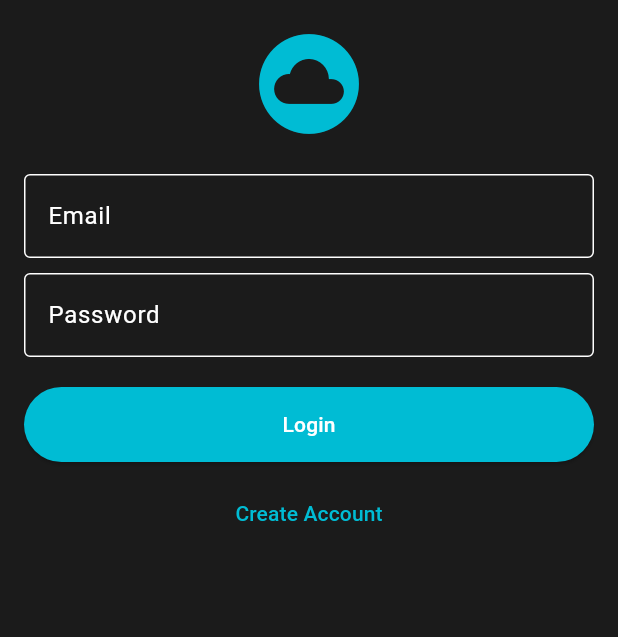
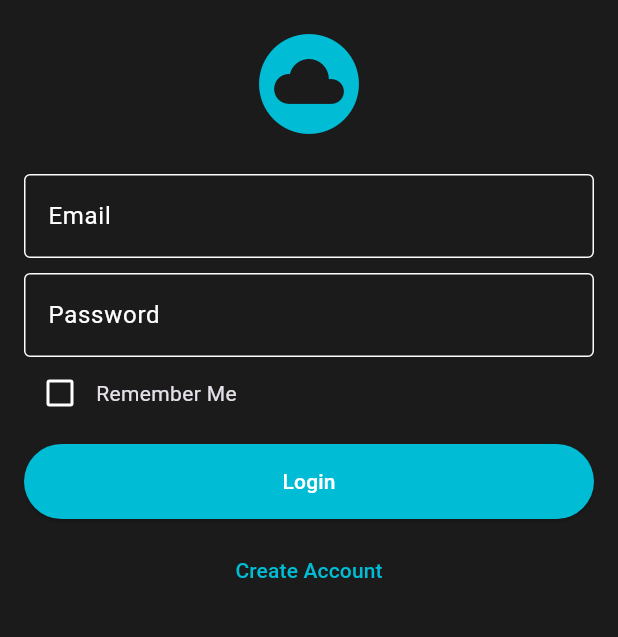
Before and after one commit to tevfik/datum-server, a Flutter app: the screen it shows after launch, on a phone screen of 412 x 824 dp, the part 84-721 px from its top. Run offline on Flutter 3.47's test engine with Material 3 defaults, Android fonts, the phone set to English and light mode, and no system bars; our stand-ins replace dio, shared_preferences; missing offline and left inert: flutter_mjpeg.

Commit message:
feat(mobile): add remember me functionality to login screen

```diff
--- a/examples/flutter_app/lib/screens/login_screen.dart
+++ b/examples/flutter_app/lib/screens/login_screen.dart
@@ -3,6 +3,8 @@ import 'package:provider/provider.dart';
 import '../providers/auth_provider.dart';
 import 'register_screen.dart';
 import 'debug_screen.dart';
+
+import 'package:shared_preferences/shared_preferences.dart';
 
 class LoginScreen extends StatefulWidget {
   const LoginScreen({super.key});
@@ -11,18 +13,52 @@ class LoginScreen extends StatefulWidget {
   State<LoginScreen> createState() => _LoginScreenState();
 }
 
+
 class _LoginScreenState extends State<LoginScreen> {
   final _emailController = TextEditingController();
   final _passwordController = TextEditingController();
   bool _isLoading = false;
+  bool _rememberMe = false;
 
-  void _login() async {
+  @override
+  void initState() {
+    super.initState();
+    _loadCredentials();
+  }
+
+  Future<void> _loadCredentials() async {
+    final prefs = await SharedPreferences.getInstance();
+    final remember = prefs.getBool('remember_me') ?? false;
+    if (remember) {
+      if (mounted) {
+        setState(() {
+          _rememberMe = true;
+          _emailController.text = prefs.getString('saved_email') ?? '';
+          _passwordController.text = prefs.getString('saved_pass') ?? '';
+        });
+      }
+    }
+  }
+
+  Future<void> _login() async {
     setState(() => _isLoading = true);
     final success = await Provider.of<AuthProvider>(context, listen: false)
         .login(_emailController.text, _passwordController.text);
     setState(() => _isLoading = false);
 
-    if (!success && mounted) {
+    if (success) {
+      // Handle Remember Me
+      final prefs = await SharedPreferences.getInstance();
+      if (_rememberMe) {
+         await prefs.setBool('remember_me', true);
+         await prefs.setString('saved_email', _emailController.text);
+         await prefs.setString('saved_pass', _passwordController.text);
+      } else {
+         await prefs.remove('remember_me');
+         await prefs.remove('saved_email');
+         await prefs.remove('saved_pass');
+      }
+    } else if (mounted) {
       ScaffoldMessenger.of(context).showSnackBar(
         const SnackBar(content: Text('Login failed. Check credentials.')),
       );
@@ -62,7 +98,16 @@ class _LoginScreenState extends State<LoginScreen> {
               decoration: const InputDecoration(labelText: 'Password', border: OutlineInputBorder()),
               obscureText: true,
             ),
-            const SizedBox(height: 20),
+            Row(
+               children: [
+                 Checkbox(
+                   value: _rememberMe,
+                   onChanged: (v) => setState(() => _rememberMe = v ?? false),
+                 ),
+                 const Text("Remember Me"),
+               ],
+            ),
+            const SizedBox(height: 10),
             _isLoading
                 ? const CircularProgressIndicator()
                 : Column(
```
